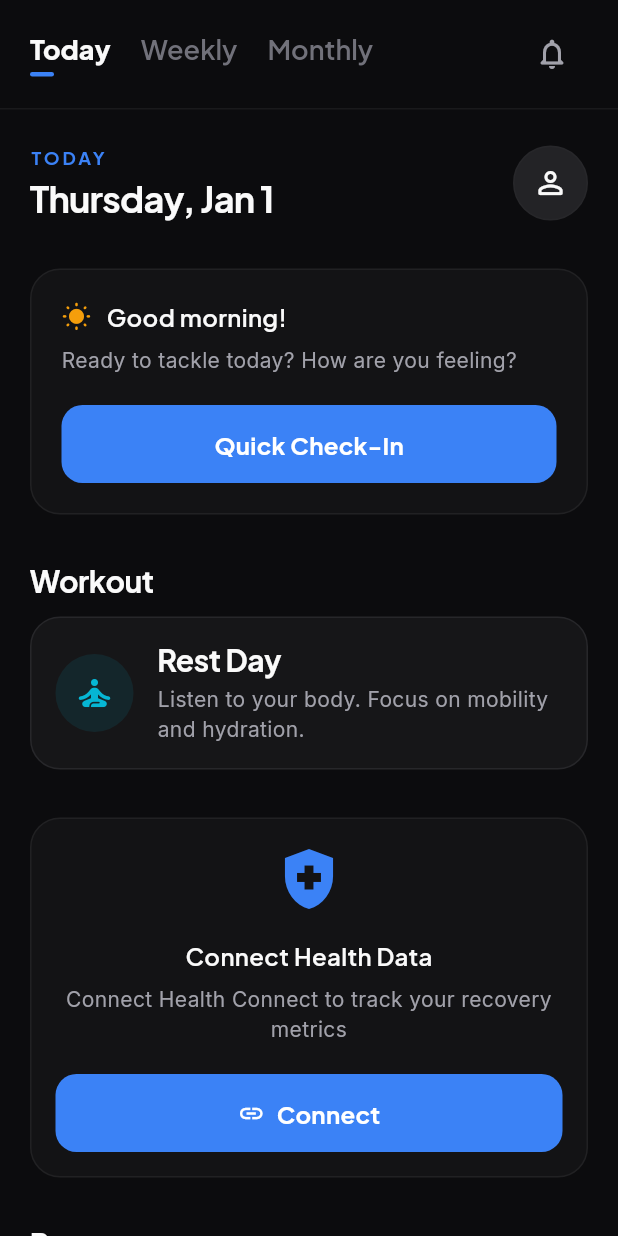
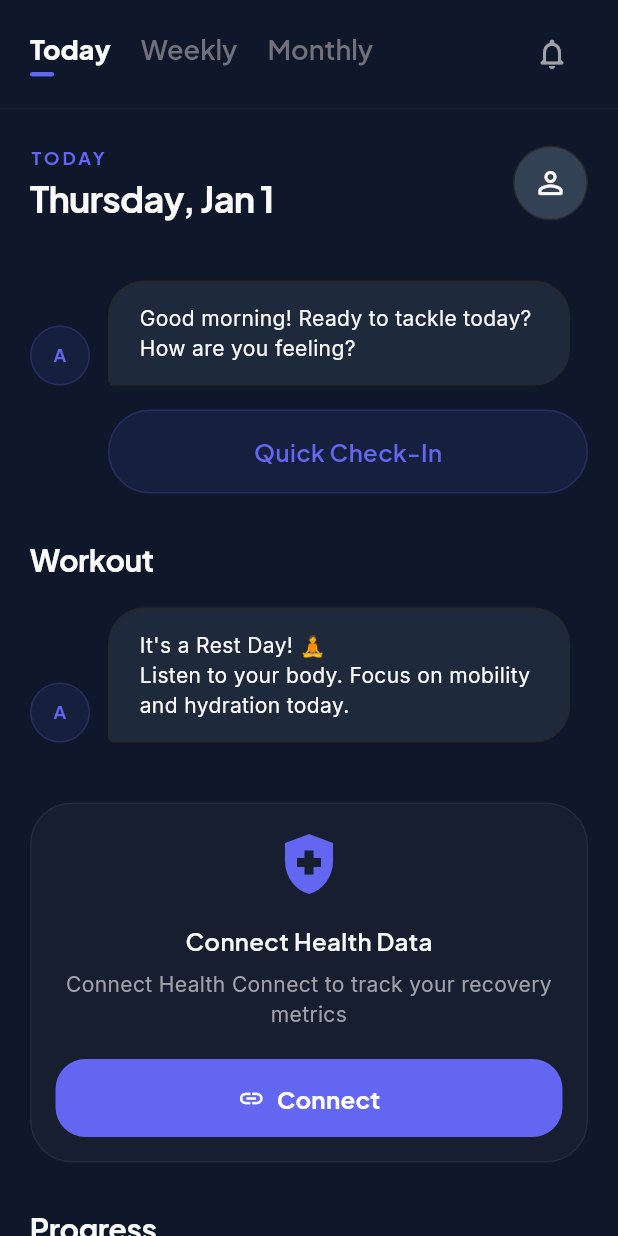
Before and after one commit to rooshimadethis/ash-trainer, a Flutter app: the HomeScreen screen opened directly, on a phone screen of 412 x 824 dp. Run offline on Flutter 3.47's test engine with Material 3 defaults, Android fonts, the phone set to English and light mode, and no system bars; our stand-ins replace confetti, drift, flutter_dotenv, flutter_riverpod, freezed_annotation, google_fonts and 3 more; missing offline and left inert: flutter_displaymode, health; accounts and stored records are empty; generated files the repository leaves out were written again; network calls fail.

Commit message:
init friendly theme

```diff
--- a/lib/core/theme/app_theme.dart
+++ b/lib/core/theme/app_theme.dart
@@ -60,7 +60,7 @@ class AppTheme {
         color: AppColors.surface,
         elevation: 0,
         shape: RoundedRectangleBorder(
-          borderRadius: BorderRadius.circular(20),
+          borderRadius: BorderRadius.circular(28), // Larger, friendlier radius
           side: const BorderSide(color: AppColors.border, width: 1),
         ),
         margin: const EdgeInsets.only(bottom: 16),
@@ -73,7 +73,7 @@ class AppTheme {
           disabledForegroundColor: AppColors.textSecondary,
           textStyle: AppTextStyles.buttonText,
           shape: RoundedRectangleBorder(
-            borderRadius: BorderRadius.circular(14),
+            borderRadius: BorderRadius.circular(20),
           ),
           padding: const EdgeInsets.symmetric(vertical: 16, horizontal: 24),
           elevation: 0,
@@ -92,7 +92,7 @@ class AppTheme {
           disabledForegroundColor: AppColors.textSecondary,
           side: const BorderSide(color: AppColors.border),
           shape: RoundedRectangleBorder(
-            borderRadius: BorderRadius.circular(14),
+            borderRadius: BorderRadius.circular(20),
           ),
           padding: const EdgeInsets.symmetric(vertical: 16, horizontal: 24),
         ).copyWith(
@@ -117,15 +117,15 @@ class AppTheme {
         filled: true,
         fillColor: AppColors.surfaceLighter,
         border: OutlineInputBorder(
-          borderRadius: BorderRadius.circular(14),
+          borderRadius: BorderRadius.circular(20),
           borderSide: BorderSide.none,
         ),
         enabledBorder: OutlineInputBorder(
-          borderRadius: BorderRadius.circular(14),
+          borderRadius: BorderRadius.circular(20),
           borderSide: const BorderSide(color: AppColors.border),
         ),
         focusedBorder: OutlineInputBorder(
-          borderRadius: BorderRadius.circular(14),
+          borderRadius: BorderRadius.circular(20),
           borderSide: BorderSide(color: primary, width: 1.5),
         ),
         labelStyle: AppTextStyles.bodyMedium.copyWith(color: primary),
--- a/lib/core/theme/colors.dart
+++ b/lib/core/theme/colors.dart
@@ -2,17 +2,20 @@ import 'package:flutter/material.dart';
 
 class AppColors {
   // --- Brand Colors ---
-  static const Color primary = Color(0xFF3B82F6); // Modern Blue
-  static const Color primaryLight = Color(0xFF60A5FA);
-  static const Color primaryDark = Color(0xFF2563EB);
+  static const Color primary = Color(0xFF6366F1); // Indigo 500 - Friendlier
+  static const Color primaryLight = Color(0xFF818CF8);
+  static const Color primaryDark = Color(0xFF4F46E5);
 
   // --- Background & Surfaces ---
-  // Using a deep, modern charcoal/slate palette
-  static const Color background = Color(0xFF0C0C0E); // Very dark charcoal
-  static const Color surface =
-      Color(0xFF161618); // Slightly lighter card surface
-  static const Color surfaceLighter = Color(0xFF232326);
-  static const Color surfaceHighlight = Color(0xFF2C2C2E);
+  // Using a softer, warmer slate-indigo background
+  static const Color background = Color(0xFF0F172A); // Slate 900
+  static const Color surface = Color(0xFF1E293B); // Slate 800
+  static const Color surfaceLighter = Color(0xFF334155); // Slate 700
+  static const Color surfaceHighlight = Color(0xFF475569); // Slate 600
+
+  // --- Chat Bubbles ---
+  static const Color ashMessage = Color(0xFF1E293B); // Surface color
+  static const Color userMessage = Color(0xFF6366F1); // Primary color
 
   // --- Borders & Dividers ---
   static const Color border = Color(0xFF27272A); // Zinc 800
--- a/lib/features/calendar/presentation/screens/today_view.dart
+++ b/lib/features/calendar/presentation/screens/today_view.dart
@@ -3,7 +3,6 @@ import 'package:flutter_riverpod/flutter_riverpod.dart';
 import '../../../../core/theme/colors.dart';
 import '../../../../core/theme/text_styles.dart';
 import '../../../shared/presentation/widgets/ash_card.dart';
-import '../../../shared/presentation/widgets/ash_glass_card.dart';
 import '../../../shared/presentation/widgets/workout_card.dart';
 import '../providers/calendar_provider.dart';
 import 'package:ash_trainer/features/dashboard/presentation/widgets/recovery_widget.dart';
@@ -14,6 +13,7 @@ import 'package:ash_trainer/features/dashboard/presentation/widgets/countdown_ca
 
 import 'package:ash_trainer/features/training/presentation/providers/automation_provider.dart';
 import '../../../workout_logging/presentation/screens/workout_logging_screen.dart';
+import '../../../shared/presentation/widgets/ash_chat_bubble.dart';
 import '../../../shared/domain/services/health_service.dart';
 import '../../../developer/presentation/widgets/debug_overlay.dart';
 
@@ -310,72 +310,43 @@ class _TodayViewState extends ConsumerState<TodayView> {
   }
 
   Widget _checkInCard() {
-    return AshGlassCard(
-      padding: const EdgeInsets.all(20),
-      child: Column(
+    return Column(
       crossAxisAlignment: CrossAxisAlignment.start,
       children: [
+        const AshChatBubble(
+          text: 'Good morning! Ready to tackle today? How are you feeling?',
+        ),
+        const SizedBox(height: 8),
         Row(
           children: [
-              const Icon(Icons.wb_sunny_rounded,
-                  color: AppColors.warning, size: 20),
-              const SizedBox(width: 10),
-              Text(
-                'Good morning!',
-                style: AppTextStyles.h4,
+            const SizedBox(width: 52), // Offset for Ash's avatar
+            Expanded(
+              child: AshCard(
+                onTap: () {},
+                backgroundColor: AppColors.primary.withValues(alpha: 0.1),
+                borderColor: AppColors.primary.withValues(alpha: 0.2),
+                child: Center(
+                  child: Text(
+                    'Quick Check-In',
+                    style: AppTextStyles.h4.copyWith(color: AppColors.primary),
                   ),
-            ],
                 ),
-          const SizedBox(height: 8),
-          Text(
-            'Ready to tackle today? How are you feeling?',
-            style: AppTextStyles.bodyMedium,
-          ),
-          const SizedBox(height: 20),
-          SizedBox(
-            width: double.infinity,
-            child: ElevatedButton(
-              onPressed: () {},
-              child: const Text('Quick Check-In'),
               ),
             ),
           ],
         ),
+      ],
     );
   }
 
   Widget _restDayCard() {
-    return AshCard(
-      child: Row(
+    return const Column(
       children: [
-          Container(
-            padding: const EdgeInsets.all(12),
-            decoration: BoxDecoration(
-              color: AppColors.mobility.withValues(alpha: 0.1),
-              shape: BoxShape.circle,
-            ),
-            child: const Icon(
-              Icons.self_improvement_rounded,
-              size: 28,
-              color: AppColors.mobility,
-            ),
-          ),
-          const SizedBox(width: 16),
-          Expanded(
-            child: Column(
-              crossAxisAlignment: CrossAxisAlignment.start,
-              children: [
-                Text('Rest Day', style: AppTextStyles.h3),
-                const SizedBox(height: 4),
-                Text(
-                  'Listen to your body. Focus on mobility and hydration.',
-                  style: AppTextStyles.bodyMedium,
+        AshChatBubble(
+          text:
+              "It's a Rest Day! 🧘\nListen to your body. Focus on mobility and hydration today.",
         ),
       ],
-            ),
-          ),
-        ],
-      ),
     );
   }
 }
--- a/lib/features/shared/presentation/widgets/ash_card.dart
+++ b/lib/features/shared/presentation/widgets/ash_card.dart
@@ -35,7 +35,7 @@ class AshCard extends StatelessWidget {
         padding: const EdgeInsets.all(16),
         decoration: BoxDecoration(
           color: backgroundColor ?? AppColors.surface,
-          borderRadius: BorderRadius.circular(20), // More modern, larger radius
+          borderRadius: BorderRadius.circular(28), // More modern, larger radius
           border: Border.all(
             color: isSelected
                 ? Theme.of(context).primaryColor.withValues(alpha: 0.5)
--- /dev/null
+++ b/lib/features/shared/presentation/widgets/ash_chat_bubble.dart
@@ -0,0 +1,82 @@
+import 'package:flutter/material.dart';
+import '../../../../core/theme/colors.dart';
+import '../../../../core/theme/text_styles.dart';
+
+enum ChatBubbleSender { ash, user }
+
+class AshChatBubble extends StatelessWidget {
+  final String text;
+  final ChatBubbleSender sender;
+  final Widget? icon;
+
+  const AshChatBubble({
+    super.key,
+    required this.text,
+    this.sender = ChatBubbleSender.ash,
+    this.icon,
+  });
+
+  @override
+  Widget build(BuildContext context) {
+    final isAsh = sender == ChatBubbleSender.ash;
+
+    return Padding(
+      padding: const EdgeInsets.symmetric(vertical: 8),
+      child: Row(
+        mainAxisAlignment:
+            isAsh ? MainAxisAlignment.start : MainAxisAlignment.end,
+        crossAxisAlignment: CrossAxisAlignment.end,
+        children: [
+          if (isAsh) _buildAvatar(),
+          const SizedBox(width: 12),
+          Flexible(
+            child: Container(
+              padding: const EdgeInsets.symmetric(horizontal: 20, vertical: 14),
+              decoration: BoxDecoration(
+                color: isAsh ? AppColors.ashMessage : AppColors.userMessage,
+                borderRadius: BorderRadius.only(
+                  topLeft: const Radius.circular(24),
+                  topRight: const Radius.circular(24),
+                  bottomLeft: Radius.circular(isAsh ? 4 : 24),
+                  bottomRight: Radius.circular(isAsh ? 24 : 4),
+                ),
+                border: isAsh
+                    ? Border.all(color: AppColors.border, width: 1)
+                    : null,
+              ),
+              child: Text(
+                text,
+                style: AppTextStyles.bodyMedium.copyWith(
+                  color: isAsh ? AppColors.textPrimary : AppColors.white,
+                ),
+              ),
+            ),
+          ),
+          const SizedBox(width: 12),
+          if (!isAsh) icon ?? const SizedBox.shrink(),
+        ],
+      ),
+    );
+  }
+
+  Widget _buildAvatar() {
+    return Container(
+      width: 40,
+      height: 40,
+      decoration: BoxDecoration(
+        color: AppColors.primary.withValues(alpha: 0.1),
+        shape: BoxShape.circle,
+        border: Border.all(color: AppColors.primary.withValues(alpha: 0.2)),
+      ),
+      child: Center(
+        child: Text(
+          'A',
+          style: AppTextStyles.label.copyWith(
+            color: AppColors.primary,
+            fontWeight: FontWeight.bold,
+          ),
+        ),
+      ),
+    );
+  }
+}
--- a/lib/features/shared/presentation/widgets/ash_glass_card.dart
+++ b/lib/features/shared/presentation/widgets/ash_glass_card.dart
@@ -19,7 +19,7 @@ class AshGlassCard extends StatelessWidget {
       decoration: BoxDecoration(
         color: Colors.white.withValues(alpha: 0.03),
         borderRadius:
-            borderRadius ?? BorderRadius.circular(20), // Larger radius
+            borderRadius ?? BorderRadius.circular(28), // Larger radius
         border: Border.all(
           color: Colors.white.withAlpha(15), // Subtle edge highlight
           width: 1,
```
Lines whose indentation alone changed are shown as unchanged.
